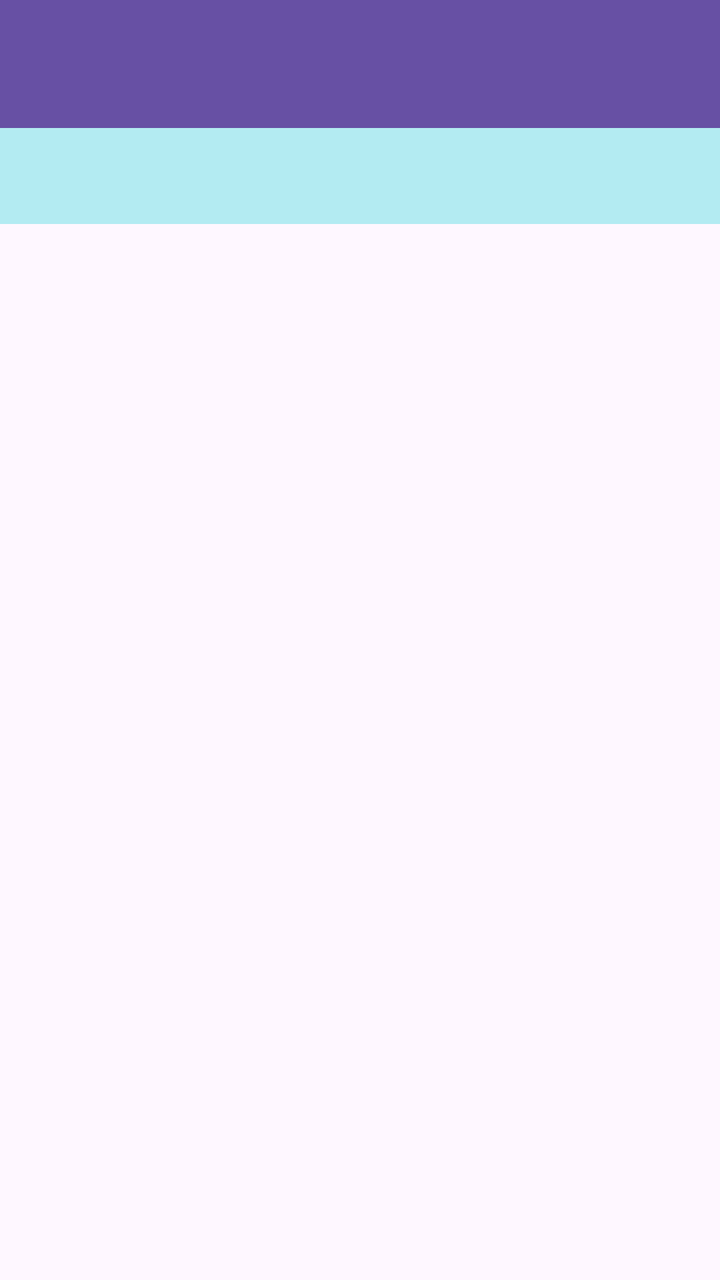
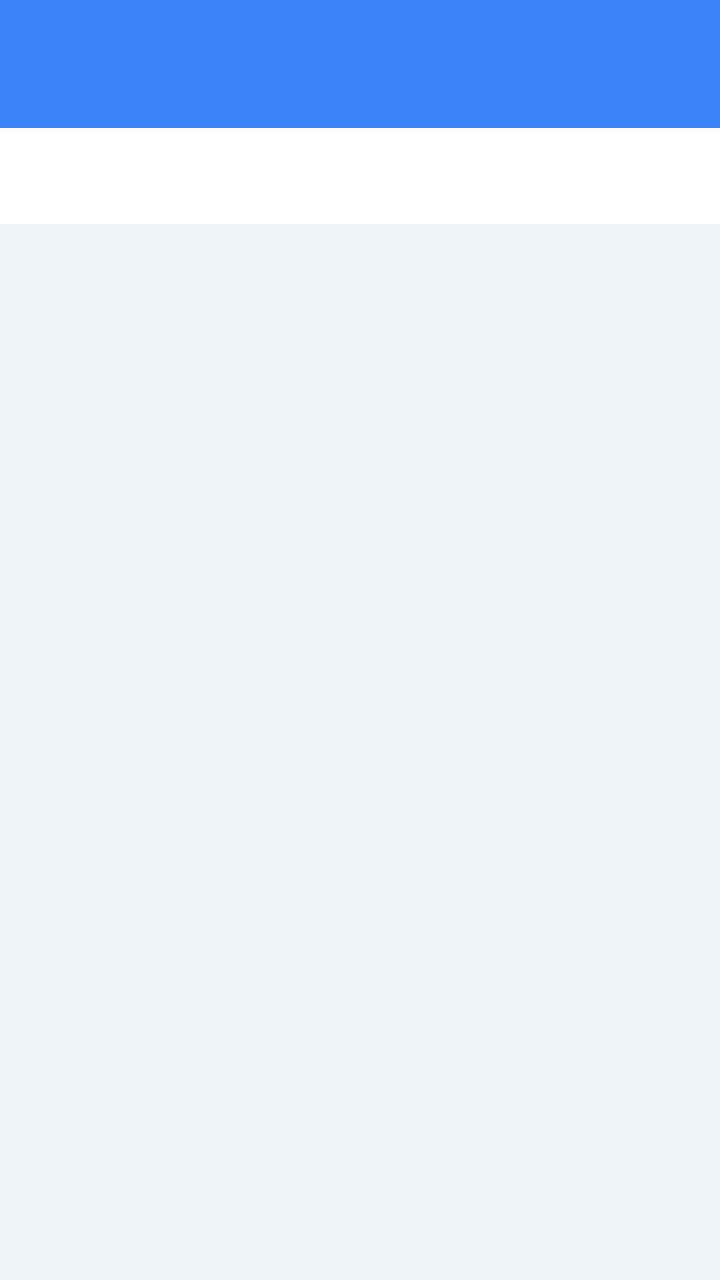

Two renders of the same Android screen: before a commit and after it. Below are the layout's source before the change and the commit's diff.
<!-- AndroidManifest.xml: application theme Theme.Naylaai -->
<!-- res/layout/activity_tenth.xml -->
<?xml version="1.0" encoding="utf-8"?>
<androidx.constraintlayout.widget.ConstraintLayout xmlns:android="http://schemas.android.com/apk/res/android"
    xmlns:app="http://schemas.android.com/apk/res-auto"
    xmlns:tools="http://schemas.android.com/tools"
    android:id="@+id/main"
    android:layout_width="match_parent"
    android:layout_height="match_parent"
    tools:context=".Home.pertemuan_10.TenthActivity">

    <com.google.android.material.appbar.AppBarLayout
        android:id="@+id/appBarLayout"
        android:layout_width="match_parent"
        android:layout_height="wrap_content"
        app:layout_constraintTop_toTopOf="parent">

        <androidx.appcompat.widget.Toolbar
            android:id="@+id/toolbar"
            android:layout_width="match_parent"
            android:layout_height="?attr/actionBarSize"
            android:background="?attr/colorPrimary"
            app:titleTextColor="@android:color/white" />

        <com.google.android.material.tabs.TabLayout
            android:id="@+id/tabLayout"
            android:layout_width="match_parent"
            android:layout_height="wrap_content"
            app:tabIndicatorColor="@android:color/white"
            android:background="#b3ebf2"
            app:tabTextColor="@android:color/black"
            app:tabSelectedTextColor="@android:color/black" />

    </com.google.android.material.appbar.AppBarLayout>

    <androidx.viewpager2.widget.ViewPager2
        android:id="@+id/viewPager"
        android:layout_width="match_parent"
        android:layout_height="0dp"
        app:layout_constraintBottom_toBottomOf="parent"
        app:layout_constraintTop_toBottomOf="@id/appBarLayout" />

</androidx.constraintlayout.widget.ConstraintLayout>
<!-- resources referenced by this layout -->
<resources>
  <style name="Theme.Naylaai" parent="Base.Theme.Naylaai" />
  <style name="Base.Theme.Naylaai" parent="Theme.Material3.DayNight.NoActionBar">
          
          
      </style>
</resources>

<!-- the commit's change to res/layout/activity_tenth.xml (unified diff, before → after) -->
@@ -5,29 +5,29 @@
     android:id="@+id/main"
     android:layout_width="match_parent"
     android:layout_height="match_parent"
+    android:background="@color/background_light"
     tools:context=".Home.pertemuan_10.TenthActivity">
 
     <com.google.android.material.appbar.AppBarLayout
         android:id="@+id/appBarLayout"
         android:layout_width="match_parent"
         android:layout_height="wrap_content"
+        app:elevation="0dp"
         app:layout_constraintTop_toTopOf="parent">
 
-        <androidx.appcompat.widget.Toolbar
-            android:id="@+id/toolbar"
-            android:layout_width="match_parent"
-            android:layout_height="?attr/actionBarSize"
-            android:background="?attr/colorPrimary"
-            app:titleTextColor="@android:color/white" />
+        <include
+            android:id="@+id/includeToolbar"
+            layout="@layout/toolbar_main" />
 
         <com.google.android.material.tabs.TabLayout
             android:id="@+id/tabLayout"
             android:layout_width="match_parent"
             android:layout_height="wrap_content"
-            app:tabIndicatorColor="@android:color/white"
-            android:background="#b3ebf2"
-            app:tabTextColor="@android:color/black"
-            app:tabSelectedTextColor="@android:color/black" />
+            android:background="@color/white"
+            app:tabIndicatorColor="@color/primary_blue"
+            app:tabSelectedTextColor="@color/primary_blue"
+            app:tabTextColor="@color/text_secondary"
+            app:tabIconTint="@color/primary_blue" />
 
     </com.google.android.material.appbar.AppBarLayout>
 
@@ -39,3 +39,15 @@
         app:layout_constraintTop_toBottomOf="@id/appBarLayout" />
 
 </androidx.constraintlayout.widget.ConstraintLayout>
+<!-- res/layout/toolbar_main.xml (included above) -->
+<?xml version="1.0" encoding="utf-8"?>
+<androidx.appcompat.widget.Toolbar xmlns:android="http://schemas.android.com/apk/res/android"
+    xmlns:app="http://schemas.android.com/apk/res-auto"
+    android:id="@+id/toolbar"
+    android:layout_width="match_parent"
+    android:layout_height="?attr/actionBarSize"
+    android:background="@color/primary_blue"
+    android:elevation="0dp"
+    android:theme="@style/ThemeOverlay.AppCompat.Dark.ActionBar"
+    app:titleTextColor="@color/white"
+    app:popupTheme="@style/ThemeOverlay.AppCompat.Light" />
<!-- resource entries referenced after the edit -->
@@ -1,5 +1,9 @@
 <!-- resources referenced by this layout -->
 <resources>
+  <color name="background_light">#F0F4F8</color>
+  <color name="primary_blue">#3B82F6</color>
+  <color name="text_secondary">#78909C</color>
+  <color name="white">#FFFFFFFF</color>
   <style name="Theme.Naylaai" parent="Base.Theme.Naylaai" />
   <style name="Base.Theme.Naylaai" parent="Theme.Material3.DayNight.NoActionBar">
           
